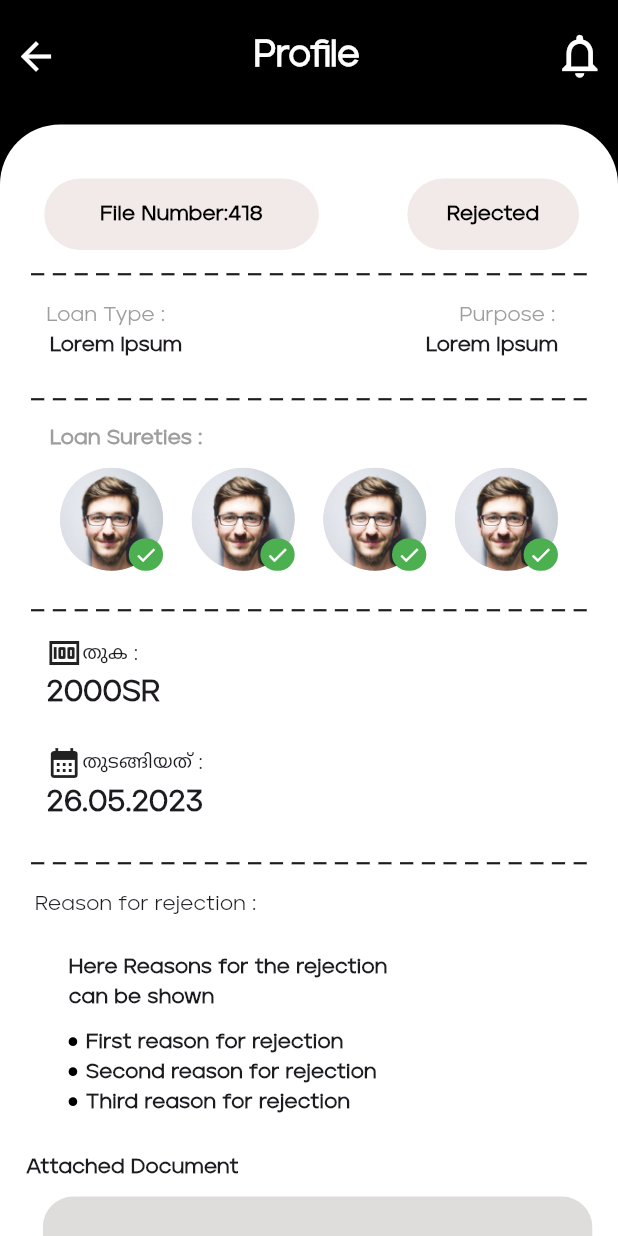
After one commit to coder12e4/rtd_, a Flutter app: the RejectedLoanScreen screen opened directly, on a phone screen of 412 x 824 dp. The commit adds this screen. Run offline on Flutter 3.47's test engine with Material 2 defaults, Android fonts, the phone set to English and light mode, and no system bars; our stand-ins replace flutter_screenutil, flutter_svg, get; missing offline and left inert: awesome_circular_chart, flutter_rounded_progress_bar.

Commit message:
Profile loan rejected  Screen  completed

```diff
--- /dev/null
+++ b/lib/view/profile_screen/loan_detailes_screen/rejected_loan.dart
@@ -0,0 +1,372 @@
+import 'package:flutter/material.dart';
+import 'package:flutter_screenutil/flutter_screenutil.dart';
+import 'package:rtd_project/core/color/colors.dart';
+import 'package:rtd_project/core/constraints/conatrints.dart';
+
+class RejectedLoanScreen extends StatelessWidget {
+  const RejectedLoanScreen({super.key});
+
+  @override
+  Widget build(BuildContext context) {
+    return SafeArea(
+      child: Scaffold(
+        backgroundColor: baseColor,
+        body: SingleChildScrollView(
+          child: Column(
+            children: [
+              appbar(context),
+              kSizedBoxH20,
+              Container(
+                height: 960.h,
+                //hallo
+                decoration: const BoxDecoration(
+                  color: whiteColor,
+                  borderRadius: BorderRadiusDirectional.only(
+                    topEnd: Radius.circular(40),
+                    topStart: Radius.circular(40),
+                  ),
+                ),
+                child: Padding(
+                  padding: const EdgeInsets.all(8.0),
+                  child: Column(
+                    // crossAxisAlignment: CrossAxisAlignment.start,
+                    children: [
+                      Padding(
+                        padding:
+                            EdgeInsets.only(left: 18.0.h, right: 18, top: 28),
+                        child: filenumAndActiveloan('418', true),
+                      ),
+                      dashText(),
+                      kSizedBoxH,
+                      Padding(
+                        padding: EdgeInsets.symmetric(horizontal: 10.0.w),
+                        child: Row(
+                          mainAxisAlignment: MainAxisAlignment.spaceBetween,
+                          children: [
+                            Column(
+                              children: [
+                                Text(
+                                  'Loan Type :',
+                                  style: TextStyle(color: Colors.grey.shade500),
+                                ),
+                                Padding(
+                                  padding: EdgeInsets.only(left: 12.0.w),
+                                  child: const Text(
+                                    'Lorem Ipsum',
+                                    style:
+                                        TextStyle(fontWeight: FontWeight.bold),
+                                  ),
+                                ),
+                              ],
+                            ),
+                            Column(
+                              children: [
+                                Text(
+                                  'Purpose :',
+                                  style: TextStyle(color: Colors.grey.shade500),
+                                ),
+                                Padding(
+                                  padding: EdgeInsets.only(right: 18.0.w),
+                                  child: const Text(
+                                    'Lorem Ipsum',
+                                    style:
+                                        TextStyle(fontWeight: FontWeight.bold),
+                                  ),
+                                ),
+                              ],
+                            ),
+                          ],
+                        ),
+                      ),
+                      kSizedBoxH,
+                      dashText(),
+                      imageContainer(),
+                      kSizedBoxH,
+                      dashText(),
+                      kSizedBoxH,
+                      malayalamTextWidget('തുക :', Icons.money, '2000SR'),
+                      kSizedBoxH20,
+                      malayalamTextWidget(
+                          'തുടങ്ങിയത് :', Icons.calendar_month, '26.05.2023'),
+                      kSizedBoxH,
+                      dashText(),
+                      kSizedBoxH,
+                      Column(
+                        mainAxisAlignment: MainAxisAlignment.start,
+                        children: [
+                          Padding(
+                            padding: const EdgeInsets.only(right: 218.0),
+                            child: Text('Reason for rejection :'),
+                          ),
+                          textContainerWithDots(
+                              130.h,
+                              'Here Reasons for the rejection can be shown',
+                              'Here Reasons for the rejection can be shown',
+                              text1: 'fg',
+                              text2: 'sdf',
+                              text3: 'dsdf')
+                        ],
+                      ),
+                      Column(
+                        crossAxisAlignment: CrossAxisAlignment.start,
+                        children: [
+                          const Text(
+                            'Attached Document',
+                            style: TextStyle(fontWeight: FontWeight.bold),
+                          ),
+                          kSizedBoxH,
+                          documentContainer(),
+                          kSizedBoxH,
+                          documentContainer(),
+                        ],
+                      ),
+                    ],
+                  ),
+                ),
+              ),
+            ],
+          ),
+        ),
+      ),
+    );
+  }
+
+  textContainerWithDots(height, title, title2, {text1, text2, text3, text4}) {
+    return Container(
+      margin: EdgeInsets.only(right: 80.w),
+      height: height,
+      width: 300.w,
+      // decoration: BoxDecoration(
+      //     color: const Color.fromARGB(255, 223, 220, 220),
+      //     borderRadius: BorderRadiusDirectional.circular(20)),
+      child: Column(
+        crossAxisAlignment: CrossAxisAlignment.start,
+        children: [
+          kSizedBoxH,
+          Padding(
+            padding: EdgeInsets.symmetric(horizontal: 28.0.w),
+            child: Column(
+              crossAxisAlignment: CrossAxisAlignment.start,
+              children: [
+                Padding(
+                  padding: EdgeInsets.only(left: 5.0.w, right: 15.w, top: 10.h),
+                  child: Text(
+                    title2,
+                    style: const TextStyle(fontWeight: FontWeight.bold),
+                  ),
+                ),
+                kSizedBoxH,
+                dottedText('First reason for rejection'),
+                dottedText('Second reason for rejection'),
+                dottedText('Third reason for rejection'),
+              ],
+            ),
+          )
+        ],
+      ),
+    );
+  }
+
+  Padding dottedText(text) {
+    return Padding(
+      padding: EdgeInsets.only(left: 5.w),
+      child: Row(
+        children: [
+          Container(
+            height: 5.h,
+            width: 5.w,
+            decoration: const BoxDecoration(
+              shape: BoxShape.circle,
+              color: baseColor,
+            ),
+          ),
+          SizedBox(
+            width: 5.w,
+          ),
+          Text(
+            text ?? '',
+            style: const TextStyle(fontWeight: FontWeight.bold),
+          ),
+        ],
+      ),
+    );
+  }
+
+  Container documentContainer() {
+    return Container(
+      margin: EdgeInsets.only(left: 10.w),
+      height: 130.h,
+      width: 320.w,
+      decoration: BoxDecoration(
+          color: const Color.fromARGB(255, 223, 220, 220),
+          borderRadius: BorderRadius.circular(20)),
+    );
+  }
+
+  Padding malayalamTextWidget(title, icon, subtitle) {
+    return Padding(
+      padding: EdgeInsets.symmetric(horizontal: 20.0.w),
+      child: Column(
+        crossAxisAlignment: CrossAxisAlignment.start,
+        children: [
+          Row(
+            children: [
+              Icon(icon),
+              Text(title),
+            ],
+          ),
+          Text(
+            subtitle,
+            style: const TextStyle(fontWeight: FontWeight.bold, fontSize: 20),
+          ),
+        ],
+      ),
+    );
+  }
+
+  Column imageContainer() {
+    return Column(
+      crossAxisAlignment: CrossAxisAlignment.start,
+      children: [
+        Padding(
+          padding: EdgeInsets.only(top: 8.0.h, left: 22.0.w, bottom: 8.h),
+          child: Text(
+            'Loan Sureties :',
+            style: TextStyle(
+                fontWeight: FontWeight.bold, color: Colors.grey.shade500),
+          ),
+        ),
+        Padding(
+          padding: EdgeInsets.symmetric(horizontal: 28.0.w),
+          child: Row(
+            mainAxisAlignment: MainAxisAlignment.spaceBetween,
+            children: [
+              chechmarkimage(true, true),
+              chechmarkimage(true, true),
+              chechmarkimage(true, true),
+              chechmarkimage(true, true),
+            ],
+          ),
+        ),
+      ],
+    );
+  }
+
+  Stack chechmarkimage(bool checkmark, bool markAvalable) {
+    return Stack(
+      children: [
+        Positioned(
+          child: CircleAvatar(
+            minRadius: 30.r,
+            backgroundImage: const AssetImage(
+              'assets/images/pexels-pixabay-220453 1.png',
+            ),
+          ),
+        ),
+        Positioned(
+            bottom: 0,
+            right: 0,
+            child: markAvalable == true
+                ? Container(
+                    width: 20.w,
+                    height: 18.h,
+                    decoration: BoxDecoration(
+                        color: checkmark == true ? Colors.green : Colors.red,
+                        borderRadius: BorderRadius.all(Radius.circular(50.r))),
+                    child: Icon(
+                      checkmark == true ? Icons.check : Icons.close,
+                      color: Colors.white,
+                      size: 16,
+                    ),
+                  )
+                : Container())
+      ],
+    );
+  }
+
+  Text dashText() {
+    return const Text(
+      '_ _ _ _ _ _ _ _ _ _ _ _ _ _ _ _ _ _ _ _ _ _ _ _ _ _',
+      style: TextStyle(fontWeight: FontWeight.bold, fontSize: 16),
+    );
+  }
+
+  Row filenumAndActiveloan(filenumber, bool isActive) {
+    return Row(
+      mainAxisAlignment: MainAxisAlignment.spaceBetween,
+      children: [
+        Container(
+          decoration: const BoxDecoration(
+              color: Color.fromARGB(255, 242, 233, 233),
+              borderRadius: BorderRadius.all(Radius.circular(30))),
+          height: 40.h,
+          width: 160.w,
+          child: Center(
+            child: Text(
+              'File Number:$filenumber',
+              textAlign: TextAlign.center,
+              style: const TextStyle(
+                  color: Colors.black, fontWeight: FontWeight.bold),
+            ),
+          ),
+        ),
+        Container(
+          height: 40.h,
+          width: 100.w,
+          decoration: const BoxDecoration(
+              color: Color.fromARGB(255, 242, 233, 233),
+              borderRadius: BorderRadius.all(Radius.circular(30))),
+          child: const Center(
+            child: Text(
+              'Rejected',
+              textAlign: TextAlign.center,
+              style: TextStyle(color: baseColor, fontWeight: FontWeight.bold),
+            ),
+          ),
+        )
+      ],
+    );
+  }
+
+  Container appbar(BuildContext context) {
+    return Container(
+      margin: EdgeInsets.only(top: 10.h),
+      child: Column(
+        crossAxisAlignment: CrossAxisAlignment.end,
+        children: [
+          Row(
+            mainAxisAlignment: MainAxisAlignment.spaceBetween,
+            children: [
+              IconButton(
+                  onPressed: () {
+                    Navigator.of(context).pop();
+                  },
+                  icon: const Icon(
+                    Icons.arrow_back,
+                    color: whiteColor,
+                    size: 30,
+                  )),
+              // SizedBox(
+              //   width: 90.w,
+              // ),
+              Text(
+                'Profile',
+                style: Theme.of(context).textTheme.displaySmall!.copyWith(
+                    color: Colors.white,
+                    fontWeight: FontWeight.bold,
+                    fontSize: 24),
+              ),
+              IconButton(
+                  onPressed: () {},
+                  icon: const Icon(
+                    Icons.notifications_none,
+                    color: whiteColor,
+                    size: 35,
+                  ))
+            ],
+          ),
+        ],
+      ),
+    );
+  }
+}
--- a/pubspec.yaml
+++ b/pubspec.yaml
@@ -32,6 +32,7 @@ dependencies:
   cupertino_icons: ^1.0.2
   flutter:
     sdk: flutter
+  flutter_rounded_progress_bar: ^0.2.0
   flutter_screenutil: ^5.8.4
   flutter_svg: ^2.0.7
   get: ^4.6.5
```
Also changed, not shown: lib/view/loan_screen/loan_page.dart (+7 -7 lines), lib/view/profile_screen/loan_detailes_screen/activelone_details_screen.dart (added, +319 -0 lines), lib/view/profile_screen/profile_loan_screen/profile_loan_screen.dart (+16 -2 lines), pubspec.lock.
